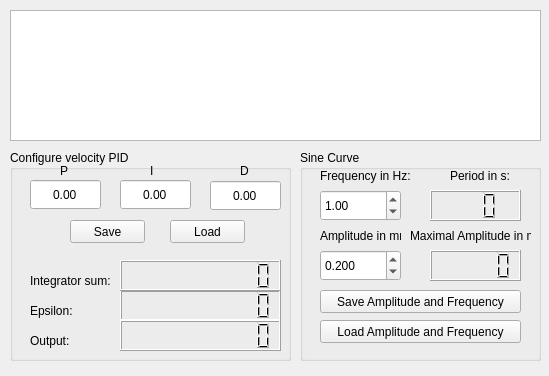
Old version of the form gui_w_cfgVelomode.ui in the repository usnistgov/legokibblebalance.
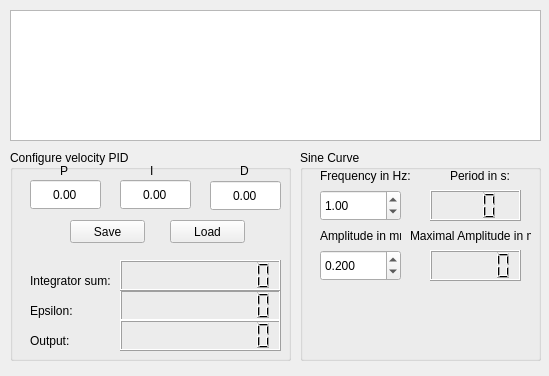
New version of the form. Custom widgets are drawn as their Qt base class.

Diff of the .ui file:
```diff
--- a/gui_w_cfgVelomode.ui
+++ b/gui_w_cfgVelomode.ui
@@ -276,19 +276,6 @@
     <property name="title">
      <string>Sine Curve</string>
     </property>
-    <widget class="QPushButton" name="BTN_saveAF">
-     <property name="geometry">
-      <rect>
-       <x>20</x>
-       <y>140</y>
-       <width>201</width>
-       <height>23</height>
-      </rect>
-     </property>
-     <property name="text">
-      <string>Save Amplitude and Frequency</string>
-     </property>
-    </widget>
     <widget class="QLCDNumber" name="LCD_validRange">
      <property name="geometry">
       <rect>
@@ -414,19 +401,6 @@
       <string>Frequency in Hz:</string>
      </property>
     </widget>
-    <widget class="QPushButton" name="BTN_loadAF">
-     <property name="geometry">
-      <rect>
-       <x>20</x>
-       <y>170</y>
-       <width>201</width>
-       <height>23</height>
-      </rect>
-     </property>
-     <property name="text">
-      <string>Load Amplitude and Frequency</string>
-     </property>
-    </widget>
    </widget>
   </widget>
  </widget>
```
Left out of the diff: 14 changed lines with no effect on the pictures.
